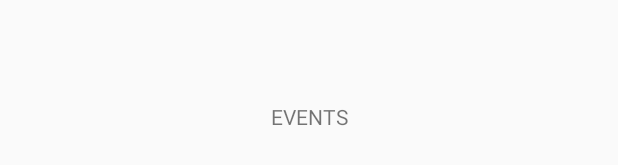
After one commit to priyaammulu/WeFit, an Android app: the layout fragment_events.xml on its own in the app's theme, with its tools: preview values and no code run, on a phone screen of 412 x 824 dp. The commit adds this screen. Shown: the part 502-667 px from the top of the screen. Run offline under Robolectric (Android 15) with nearby library versions, the phone set to English and light mode, and no system bars.

Commit message:
Added fragments and handling back press

```diff
--- a/app/src/main/AndroidManifest.xml
+++ b/app/src/main/AndroidManifest.xml
@@ -13,7 +13,7 @@
         android:roundIcon="@mipmap/ic_launcher_round"
         android:supportsRtl="true"
         android:theme="@style/AppTheme">
-        <activity android:name=".MainActivity" />
+        <activity android:name=".main.MainActivity" />
         <activity
             android:name=".SplashActivity"
             android:theme="@style/SplashTheme">
--- a/app/src/main/java/wefit/com/wefit/EventDescriptionActivity.java
+++ b/app/src/main/java/wefit/com/wefit/EventDescriptionActivity.java
@@ -7,7 +7,7 @@ import android.view.MenuItem;
 
 import wefit.com.wefit.pojo.Event;
 
-import static wefit.com.wefit.MainFragment.EVENT;
+import static wefit.com.wefit.main.MainFragment.EVENT;
 
 public class EventDescriptionActivity extends AppCompatActivity {
 
--- a/app/src/main/java/wefit/com/wefit/LoginActivity.java
+++ b/app/src/main/java/wefit/com/wefit/LoginActivity.java
@@ -33,6 +33,7 @@ import com.google.firebase.auth.GoogleAuthProvider;
 import java.util.Arrays;
 import java.util.List;
 
+import wefit.com.wefit.main.MainActivity;
 import wefit.com.wefit.viewmodels.LoginViewModel;
 
 public class LoginActivity extends AppCompatActivity {
--- a/app/src/main/java/wefit/com/wefit/SplashActivity.java
+++ b/app/src/main/java/wefit/com/wefit/SplashActivity.java
@@ -4,6 +4,7 @@ import android.content.Intent;
 import android.support.v7.app.AppCompatActivity;
 import android.os.Bundle;
 
+import wefit.com.wefit.main.MainActivity;
 import wefit.com.wefit.viewmodels.LoginViewModel;
 
 public class SplashActivity extends AppCompatActivity {
--- /dev/null
+++ b/app/src/main/res/layout/fragment_events.xml
@@ -0,0 +1,23 @@
+<?xml version="1.0" encoding="utf-8"?>
+<android.support.constraint.ConstraintLayout
+    xmlns:android="http://schemas.android.com/apk/res/android"
+    xmlns:app="http://schemas.android.com/apk/res-auto"
+    xmlns:tools="http://schemas.android.com/tools"
+    android:layout_width="match_parent"
+    android:layout_height="match_parent">
+
+    <TextView
+        android:id="@+id/textView"
+        android:layout_width="wrap_content"
+        android:layout_height="wrap_content"
+        android:layout_marginBottom="8dp"
+        android:layout_marginEnd="8dp"
+        android:layout_marginStart="8dp"
+        android:layout_marginTop="8dp"
+        android:text="TextView"
+        app:layout_constraintBottom_toBottomOf="parent"
+        app:layout_constraintEnd_toEndOf="parent"
+        app:layout_constraintStart_toStartOf="parent"
+        app:layout_constraintTop_toTopOf="parent"
+        tools:text="EVENTS" />
+</android.support.constraint.ConstraintLayout>
--- a/app/src/main/res/layout/fragment_main.xml
+++ b/app/src/main/res/layout/fragment_main.xml
@@ -2,7 +2,7 @@
     xmlns:tools="http://schemas.android.com/tools"
     android:layout_width="match_parent"
     android:layout_height="match_parent"
-    tools:context="wefit.com.wefit.MainFragment">
+    tools:context="wefit.com.wefit.main.MainFragment">
 
     <ListView
         android:layout_width="match_parent"
```
Also changed, not shown: app/src/main/java/wefit/com/wefit/main/FragmentsInteractionListener.java (added, +18 -0 lines), app/src/main/java/wefit/com/wefit/main/MainActivity.java (renamed from app/src/main/java/wefit/com/wefit/MainActivity.java, +77 -5 lines), app/src/main/java/wefit/com/wefit/main/MainFragment.java (renamed from app/src/main/java/wefit/com/wefit/MainFragment.java, +14 -32 lines), app/src/main/java/wefit/com/wefit/main/MyeventsFragment.java (added, +64 -0 lines), app/src/main/java/wefit/com/wefit/main/SettingsFragment.java (added, +64 -0 lines), app/src/main/res/layout/activity_main.xml (+5 -3 lines), app/src/main/res/layout/fragment_settings.xml (added, +11 -0 lines).
